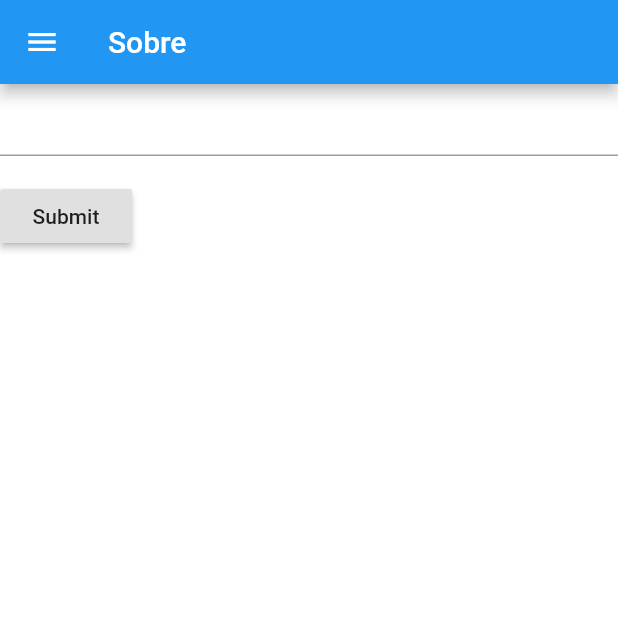
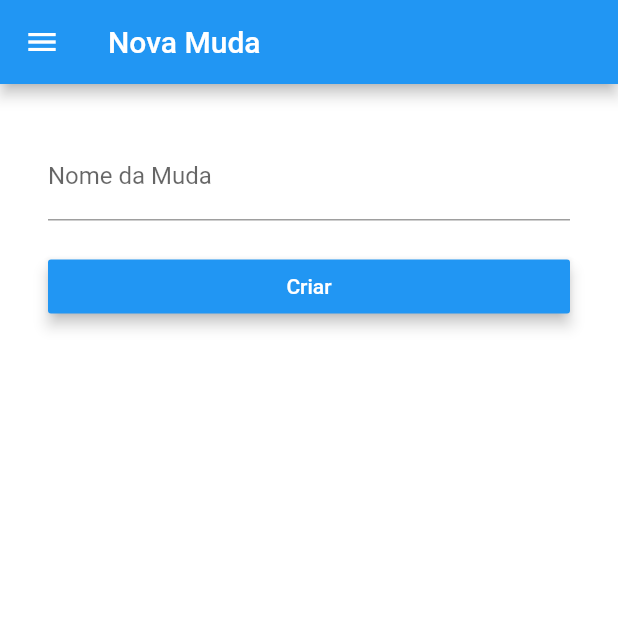
Before and after one commit to farukzahra/kefir, a Flutter app: the NovaMuda screen opened by its route, on a phone screen of 412 x 824 dp, the top half of it. Run offline on Flutter 3.47's test engine with Material 2 defaults, Android fonts, the phone set to English and light mode, and no system bars; our stand-ins replace shared_preferences; accounts and stored records are empty.

Commit message:
mudancas de logica

```diff
--- a/lib/drawer.dart
+++ b/lib/drawer.dart
@@ -16,14 +16,14 @@ buildDrawer(BuildContext context) {
           ),
         ),
         ListTile(
-          leading: Icon(Icons.delete),
+          leading: Icon(Icons.list),
           title: Text('Minhas Mudas'),
           onTap: () {
             Navigator.of(context).pushReplacementNamed('/MinhasMudas');
           },
         ),
         ListTile(
-          leading: Icon(Icons.info),
+          leading: Icon(Icons.create),
           title: Text('Nova Muda'),
           onTap: () {
             Navigator.of(context).pushReplacementNamed('/NovaMuda');
--- a/lib/novamuda.dart
+++ b/lib/novamuda.dart
@@ -19,22 +19,30 @@ class _NovaMudaState extends State<NovaMuda> {
   }
 
   Widget build(BuildContext context) {
-    return new Scaffold(
-        backgroundColor: Colors.white,
-        appBar: new AppBar(
-          title: const Text('Sobre'),
-        ),
-        drawer: buildDrawer(context),
-        body: new Center(
-            child: new Column(
-          crossAxisAlignment: CrossAxisAlignment.center,
-          children: <Widget>[
+    return Scaffold(
+      backgroundColor: Colors.white,
+      appBar: AppBar(
+        title: const Text('Nova Muda'),
+      ),
+      drawer: buildDrawer(context),
+      body: _buildBody(),
+    );
+  }
+
+  Widget _buildBody() {
+    return Container(
+      padding: const EdgeInsets.all(32.0),
+      child: Row(children: [
+        Expanded(
+          child:
+              Column(crossAxisAlignment: CrossAxisAlignment.start, children: [
             Form(
               key: _formKey,
               child: Column(
                 crossAxisAlignment: CrossAxisAlignment.start,
                 children: <Widget>[
                   TextFormField(
+                    decoration: InputDecoration(labelText: 'Nome da Muda'),
                     validator: (value) {
                       if (value.isEmpty) {
                         return 'Nome é obrigatório!';
@@ -42,9 +50,14 @@ class _NovaMudaState extends State<NovaMuda> {
                     },
                     controller: nomeController,
                   ),
-                  Padding(
-                    padding: const EdgeInsets.symmetric(vertical: 16.0),
+                  SizedBox(height: 20.0),
+                  Container(
+                    width: double.infinity,
                     child: RaisedButton(
+                      color: Theme.of(context).accentColor,
+                      textColor: Colors.white,
+                      elevation: 4.0,
+                      splashColor: Colors.blueGrey,
                       onPressed: () {
                         // Validate will return true if the form is valid, or false if
                         // the form is invalid.
@@ -52,14 +65,16 @@ class _NovaMudaState extends State<NovaMuda> {
                           _criaMuda(nomeController.text);
                         }
                       },
-                      child: Text('Submit'),
+                      child: Text('Criar'),
                     ),
                   ),
                 ],
               ),
             )
-          ],
-        )));
+          ]),
+        )
+      ]),
+    );
   }
 
   _criaMuda(String nome) async {
@@ -69,7 +84,7 @@ class _NovaMudaState extends State<NovaMuda> {
 
     List<String> listaGeral = prefs.getStringList("listaGeral");
     if (listaGeral == null) {
-      listaGeral = new List<String>();
+      listaGeral = List<String>();
     }
     listaGeral.add(nome);
     prefs.setStringList("listaGeral", listaGeral);
```
Also changed, not shown: lib/main.dart (+7 -9 lines), lib/mudadetail.dart (+58 -15 lines).
